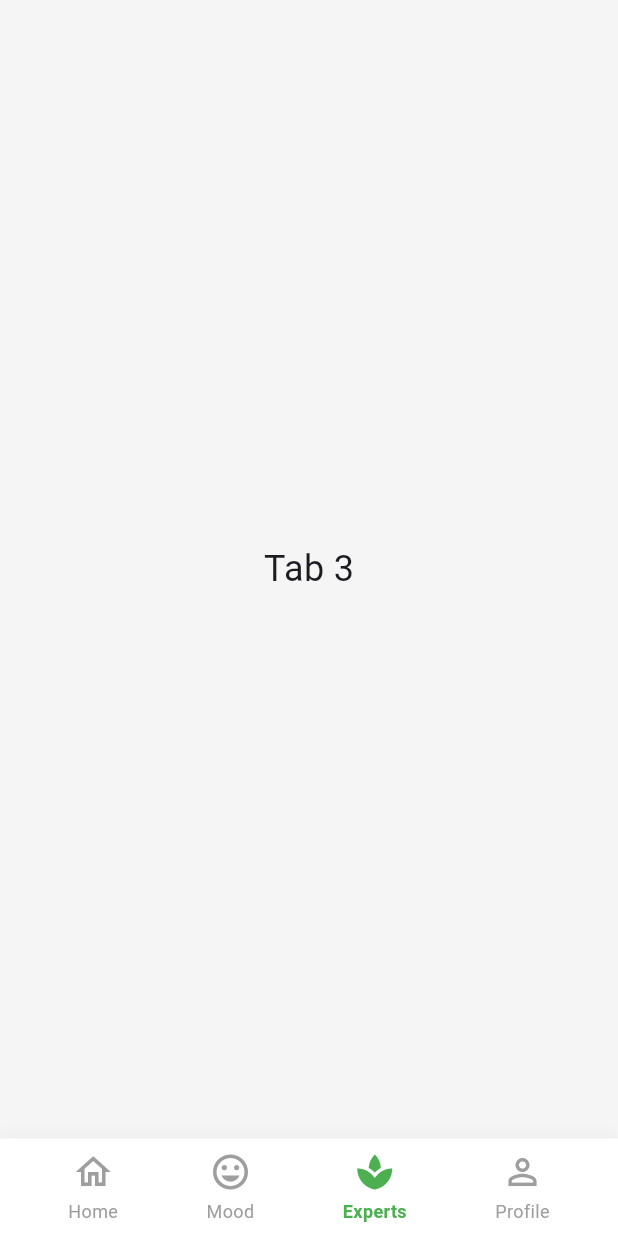
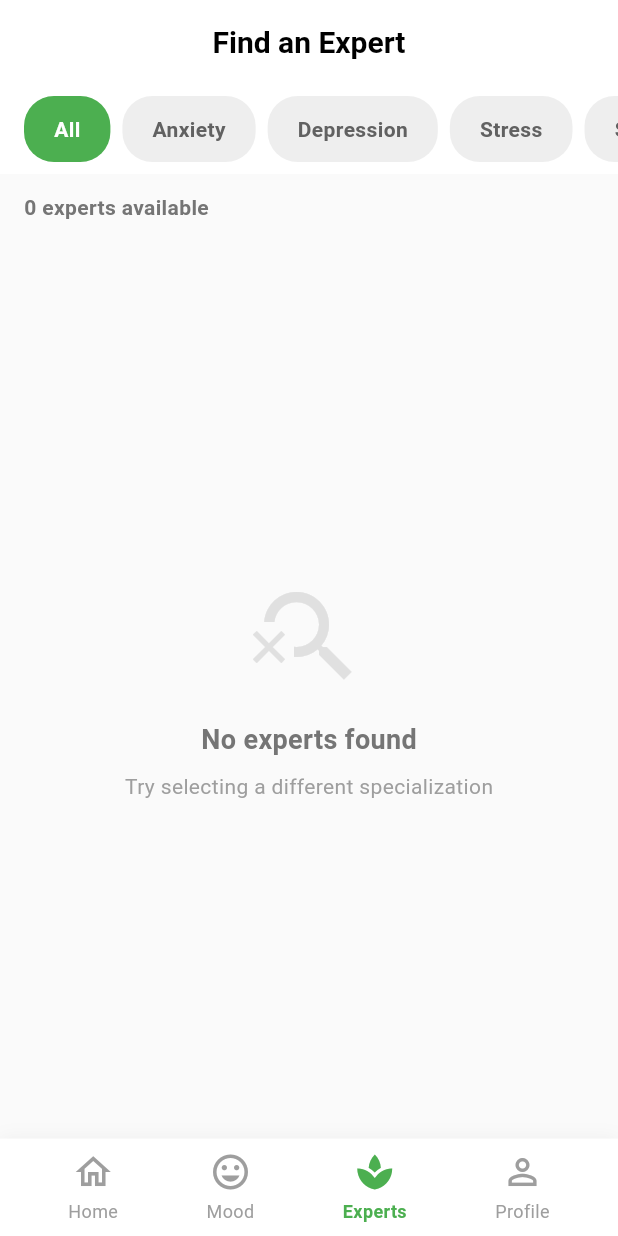
Before and after one commit to vjintageboy/2025_LTTBDD_N04_Nhom_4, a Flutter app: the screen it shows once a user with an empty profile is signed in, item 3 of the bottom bar chosen, on a phone screen of 412 x 824 dp. Run offline on Flutter 3.47's test engine with Material 3 defaults, Android fonts, the phone set to English and light mode, and no system bars; our stand-ins replace audioplayers, cloud_firestore, firebase_auth, firebase_core; accounts and stored records are empty; generated files the repository leaves out were written again; Roboto replaces fonts that are missing (SF Pro Display).

Commit message:
thêm ui chuyên gia vào trong app

```diff
--- a/lib/models/expert.dart
+++ b/lib/models/expert.dart
@@ -88,11 +88,16 @@ class Expert {
   static Future<List<Expert>> getAllExperts() async {
     final snapshot = await FirebaseFirestore.instance
         .collection('experts')
-        .where('isAvailable', isEqualTo: true)
-        .orderBy('rating', descending: true)
         .get();
 
-    return snapshot.docs.map((doc) => Expert.fromSnapshot(doc)).toList();
+    // Filter and sort in memory to avoid needing Firestore index
+    final experts = snapshot.docs
+        .map((doc) => Expert.fromSnapshot(doc))
+        .where((expert) => expert.isAvailable)
+        .toList();
+
+    experts.sort((a, b) => b.rating.compareTo(a.rating));
+    return experts;
   }
 
   // Get experts by specialization
@@ -100,11 +105,16 @@ class Expert {
     final snapshot = await FirebaseFirestore.instance
         .collection('experts')
         .where('specialization', isEqualTo: specialization)
-        .where('isAvailable', isEqualTo: true)
-        .orderBy('rating', descending: true)
         .get();
 
-    return snapshot.docs.map((doc) => Expert.fromSnapshot(doc)).toList();
+    // Filter and sort in memory
+    final experts = snapshot.docs
+        .map((doc) => Expert.fromSnapshot(doc))
+        .where((expert) => expert.isAvailable)
+        .toList();
+
+    experts.sort((a, b) => b.rating.compareTo(a.rating));
+    return experts;
   }
 
   // Get expert by ID
--- /dev/null
+++ b/lib/views/expert/expert_list_page.dart
@@ -0,0 +1,216 @@
+import 'package:flutter/material.dart';
+import '../../models/expert.dart';
+import 'widgets/expert_card.dart';
+import 'expert_detail_page.dart';
+
+class ExpertListPage extends StatefulWidget {
+  const ExpertListPage({super.key});
+
+  @override
+  State<ExpertListPage> createState() => _ExpertListPageState();
+}
+
+class _ExpertListPageState extends State<ExpertListPage> {
+  List<Expert> _experts = [];
+  List<Expert> _filteredExperts = [];
+  bool _isLoading = true;
+  String? _selectedSpecialization;
+
+  final List<String> _specializations = [
+    'All',
+    'Anxiety',
+    'Depression',
+    'Stress',
+    'Sleep',
+    'Relationships',
+  ];
+
+  @override
+  void initState() {
+    super.initState();
+    _loadExperts();
+  }
+
+  Future<void> _loadExperts() async {
+    setState(() => _isLoading = true);
+
+    try {
+      final experts = await Expert.getAllExperts();
+      setState(() {
+        _experts = experts;
+        _filteredExperts = experts;
+        _isLoading = false;
+      });
+    } catch (e) {
+      setState(() => _isLoading = false);
+      if (mounted) {
+        ScaffoldMessenger.of(context).showSnackBar(
+          SnackBar(
+            content: Text('Error loading experts: $e'),
+            backgroundColor: Colors.red,
+          ),
+        );
+      }
+    }
+  }
+
+  void _filterExperts(String? specialization) {
+    setState(() {
+      _selectedSpecialization = specialization;
+      if (specialization == null || specialization == 'All') {
+        _filteredExperts = _experts;
+      } else {
+        _filteredExperts = _experts
+            .where((e) => e.specialization == specialization)
+            .toList();
+      }
+    });
+  }
+
+  @override
+  Widget build(BuildContext context) {
+    return Scaffold(
+      backgroundColor: Colors.grey.shade50,
+      appBar: AppBar(
+        backgroundColor: Colors.white,
+        elevation: 0,
+        title: const Text(
+          'Find an Expert',
+          style: TextStyle(
+            color: Colors.black,
+            fontSize: 20,
+            fontWeight: FontWeight.w700,
+          ),
+        ),
+        centerTitle: true,
+        automaticallyImplyLeading: false, // Remove back button
+      ),
+      body: Column(
+        children: [
+          // Specialization Filter
+          Container(
+            height: 60,
+            color: Colors.white,
+            padding: const EdgeInsets.symmetric(vertical: 8),
+            child: ListView.builder(
+              scrollDirection: Axis.horizontal,
+              padding: const EdgeInsets.symmetric(horizontal: 16),
+              itemCount: _specializations.length,
+              itemBuilder: (context, index) {
+                final spec = _specializations[index];
+                final isSelected = _selectedSpecialization == spec ||
+                    (_selectedSpecialization == null && spec == 'All');
+
+                return GestureDetector(
+                  onTap: () => _filterExperts(spec == 'All' ? null : spec),
+                  child: Container(
+                    margin: const EdgeInsets.only(right: 8),
+                    padding: const EdgeInsets.symmetric(
+                      horizontal: 20,
+                      vertical: 10,
+                    ),
+                    decoration: BoxDecoration(
+                      color: isSelected
+                          ? const Color(0xFF4CAF50)
+                          : Colors.grey.shade200,
+                      borderRadius: BorderRadius.circular(20),
+                    ),
+                    child: Center(
+                      child: Text(
+                        spec,
+                        style: TextStyle(
+                          fontSize: 14,
+                          fontWeight: FontWeight.w600,
+                          color: isSelected ? Colors.white : Colors.grey.shade700,
+                        ),
+                      ),
+                    ),
+                  ),
+                );
+              },
+            ),
+          ),
+
+          // Expert Count
+          if (!_isLoading)
+            Container(
+              width: double.infinity,
+              padding: const EdgeInsets.symmetric(horizontal: 16, vertical: 12),
+              color: Colors.grey.shade50,
+              child: Text(
+                '${_filteredExperts.length} ${_filteredExperts.length == 1 ? 'expert' : 'experts'} available',
+                style: TextStyle(
+                  fontSize: 14,
+                  fontWeight: FontWeight.w600,
+                  color: Colors.grey.shade600,
+                ),
+              ),
+            ),
+
+          // Expert List
+          Expanded(
+            child: _isLoading
+                ? const Center(
+                    child: CircularProgressIndicator(
+                      color: Color(0xFF4CAF50),
+                    ),
+                  )
+                : _filteredExperts.isEmpty
+                    ? Center(
+                        child: Column(
+                          mainAxisAlignment: MainAxisAlignment.center,
+                          children: [
+                            Icon(
+                              Icons.search_off,
+                              size: 80,
+                              color: Colors.grey.shade300,
+                            ),
+                            const SizedBox(height: 16),
+                            Text(
+                              'No experts found',
+                              style: TextStyle(
+                                fontSize: 18,
+                                fontWeight: FontWeight.w600,
+                                color: Colors.grey.shade600,
+                              ),
+                            ),
+                            const SizedBox(height: 8),
+                            Text(
+                              'Try selecting a different specialization',
+                              style: TextStyle(
+                                fontSize: 14,
+                                color: Colors.grey.shade500,
+                              ),
+                            ),
+                          ],
+                        ),
+                      )
+                    : RefreshIndicator(
+                        onRefresh: _loadExperts,
+                        color: const Color(0xFF4CAF50),
+                        child: ListView.builder(
+                          padding: const EdgeInsets.all(16),
+                          itemCount: _filteredExperts.length,
+                          itemBuilder: (context, index) {
+                            final expert = _filteredExperts[index];
+                            return ExpertCard(
+                              expert: expert,
+                              onTap: () {
+                                Navigator.push(
+                                  context,
+                                  MaterialPageRoute(
+                                    builder: (context) =>
+                                        ExpertDetailPage(expert: expert),
+                                  ),
+                                );
+                              },
+                            );
+                          },
+                        ),
+                      ),
+          ),
+        ],
+      ),
+    );
+  }
+}
--- a/lib/views/home/home_page.dart
+++ b/lib/views/home/home_page.dart
@@ -4,6 +4,7 @@ import '../mood/mood_log_page.dart';
 import '../mood/mood_history_page.dart';
 import '../meditation/meditation_detail_page.dart';
 import '../profile/profile_page.dart';
+import '../expert/expert_list_page.dart';
 import '../../services/firestore_service.dart';
 import '../../models/meditation.dart';
 import '../../models/streak.dart';
@@ -28,6 +29,9 @@ class _HomePageState extends State<HomePage> {
         break;
       case 1:
         currentTab = const MoodHistoryPage();
+        break;
+      case 2:
+        currentTab = const ExpertListPage();
         break;
       case 3:
         currentTab = const ProfilePage();
```
Also changed, not shown: lib/views/expert/expert_detail_page.dart (added, +390 -0 lines).
